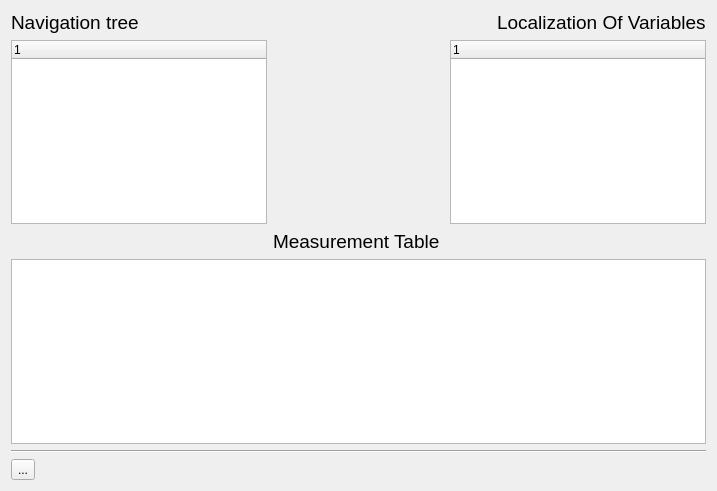
First picture: the form in plyj-master/GUI/UIFiles/MetricReport.ui, repository JLMcBride22/SourceCodeChecker, before the edit.
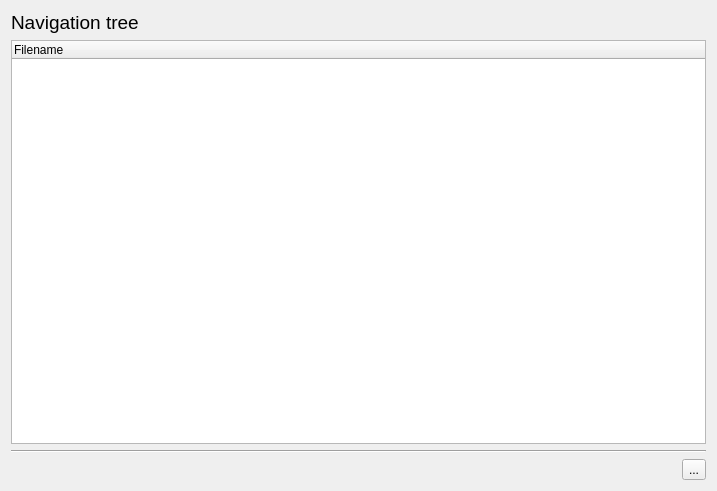
Second picture: the form after the edit.

Diff of the .ui file:
```diff
--- a/plyj-master/GUI/UIFiles/MetricReport.ui
+++ b/plyj-master/GUI/UIFiles/MetricReport.ui
@@ -49,24 +49,15 @@
          </property>
         </spacer>
        </item>
-       <item row="0" column="2">
-        <widget class="QLabel" name="label_2">
-         <property name="font">
-          <font>
-           <pointsize>14</pointsize>
-          </font>
-         </property>
-         <property name="text">
-          <string>Localization Of Variables</string>
-         </property>
-        </widget>
-       </item>
       </layout>
      </item>
      <item row="1" column="0">
       <layout class="QGridLayout" name="gridLayout">
        <item row="1" column="0">
         <widget class="QTreeWidget" name="treeWidget">
+         <property name="frameShadow">
+          <enum>QFrame::Raised</enum>
+         </property>
          <property name="editTriggers">
           <set>QAbstractItemView::NoEditTriggers</set>
          </property>
@@ -75,54 +66,11 @@
          </property>
          <column>
           <property name="text">
-           <string notr="true">1</string>
+           <string notr="true">Filename</string>
           </property>
          </column>
         </widget>
        </item>
-       <item row="2" column="1">
-        <widget class="QLabel" name="label_3">
-         <property name="font">
-          <font>
-           <pointsize>14</pointsize>
-          </font>
-         </property>
-         <property name="text">
-          <string>Measurement Table</string>
-         </property>
-        </widget>
-       </item>
-       <item row="1" column="2">
-        <widget class="QTreeWidget" name="treeWidget_2">
-         <property name="editTriggers">
-          <set>QAbstractItemView::NoEditTriggers</set>
-         </property>
-         <property name="alternatingRowColors">
-          <bool>true</bool>
-         </property>
-         <column>
-          <property name="text">
-           <string notr="true">1</string>
-          </property>
-         </column>
-        </widget>
-       </item>
-       <item row="3" column="0" colspan="3">
-        <widget class="QTableWidget" name="tableWidget"/>
-       </item>
-       <item row="1" column="1">
-        <spacer name="horizontalSpacer">
-         <property name="orientation">
-          <enum>Qt::Horizontal</enum>
-         </property>
-         <property name="sizeHint" stdset="0">
-          <size>
-           <width>40</width>
-           <height>20</height>
-          </size>
-         </property>
-        </spacer>
-       </item>
       </layout>
      </item>
      <item row="3" column="0">
@@ -134,7 +82,7 @@
      </item>
     </layout>
    </item>
-   <item row="1" column="0">
+   <item row="1" column="0" alignment="Qt::AlignRight">
     <widget class="QToolButton" name="toolButton">
      <property name="text">
       <string>...</string>
```
